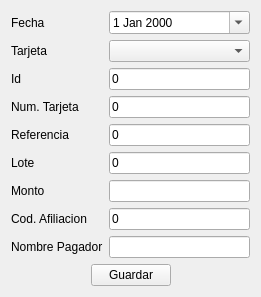
First picture: the form in venta/ui_tarjeta.ui, repository rodety/Jireh, before the edit.
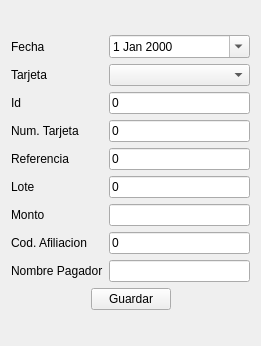
Second picture: the form after the edit. Custom widgets are drawn as their Qt base class.

The edit to the form file:
```diff
--- a/venta/ui_tarjeta.ui
+++ b/venta/ui_tarjeta.ui
@@ -7,7 +7,7 @@
     <x>0</x>
     <y>0</y>
     <width>261</width>
-    <height>285</height>
+    <height>346</height>
    </rect>
   </property>
   <property name="windowTitle">
```
Left out of the diff: 1 changed line with no effect on the pictures.
